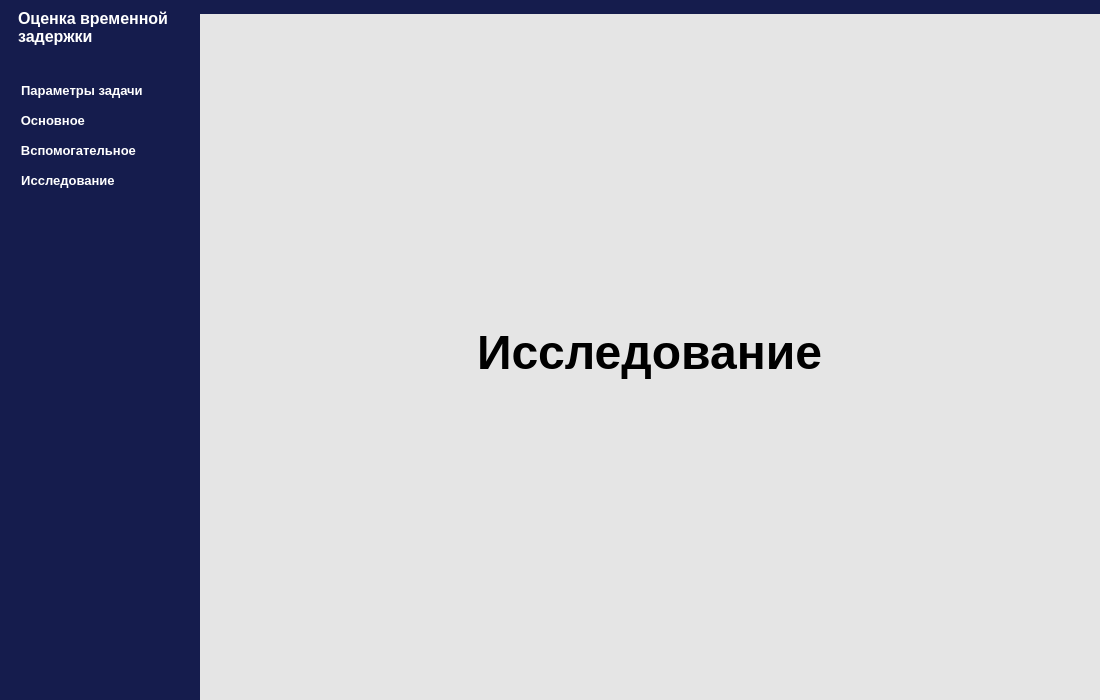
The window that ui/main.ui (nmikolaychuk/time-delay-assessment) describes before a commit, drawn with Qt 5.
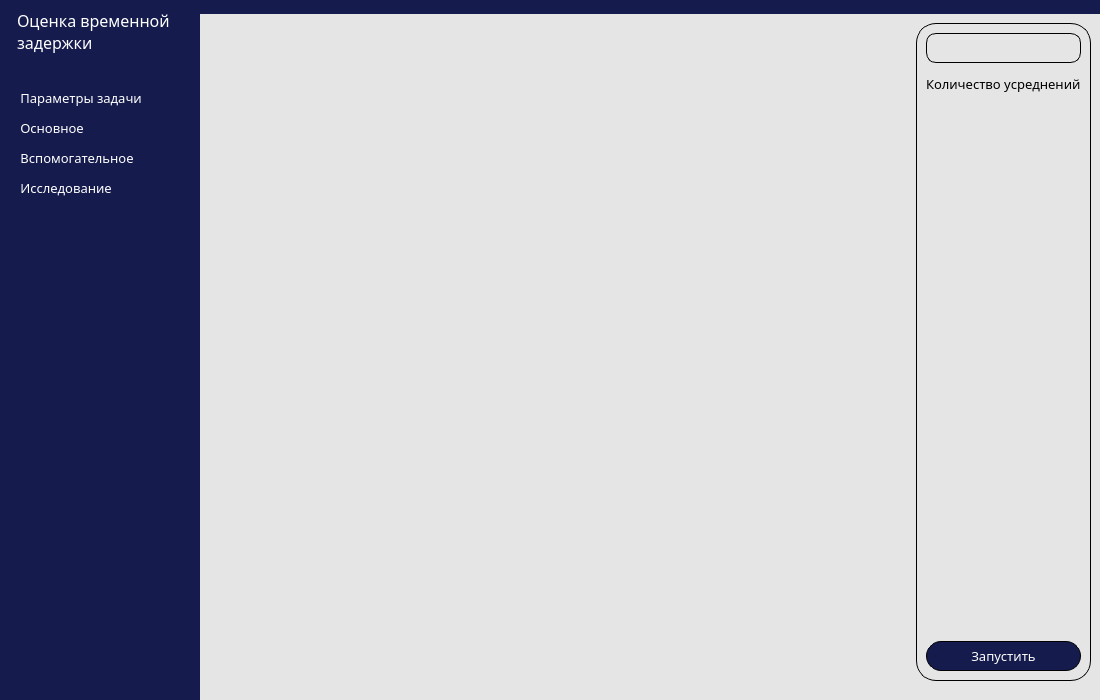
The same window after the commit. The open tabs and pages were chosen to show the change. Icons and pictures are not drawn.

Diff of the .ui file:
```diff
--- a/ui/main.ui
+++ b/ui/main.ui
@@ -149,10 +149,10 @@
               <widget class="QLabel" name="application_name_label">
                <property name="font">
                 <font>
-                 <family>Arial</family>
+                 <family>Century Gothic</family>
                  <pointsize>12</pointsize>
-                 <weight>75</weight>
-                 <bold>true</bold>
+                 <weight>50</weight>
+                 <bold>false</bold>
                 </font>
                </property>
                <property name="styleSheet">
@@ -238,10 +238,10 @@
                </property>
                <property name="font">
                 <font>
-                 <family>Arial</family>
+                 <family>Century Gothic</family>
                  <pointsize>10</pointsize>
-                 <weight>75</weight>
-                 <bold>true</bold>
+                 <weight>50</weight>
+                 <bold>false</bold>
                 </font>
                </property>
                <property name="styleSheet">
@@ -272,10 +272,10 @@
                </property>
                <property name="font">
                 <font>
-                 <family>Arial</family>
+                 <family>Century Gothic</family>
                  <pointsize>10</pointsize>
-                 <weight>75</weight>
-                 <bold>true</bold>
+                 <weight>50</weight>
+                 <bold>false</bold>
                 </font>
                </property>
                <property name="styleSheet">
@@ -306,10 +306,10 @@
                </property>
                <property name="font">
                 <font>
-                 <family>Arial</family>
+                 <family>Century Gothic</family>
                  <pointsize>10</pointsize>
-                 <weight>75</weight>
-                 <bold>true</bold>
+                 <weight>50</weight>
+                 <bold>false</bold>
                 </font>
                </property>
                <property name="styleSheet">
@@ -340,10 +340,10 @@
                </property>
                <property name="font">
                 <font>
-                 <family>Arial</family>
+                 <family>Century Gothic</family>
                  <pointsize>10</pointsize>
-                 <weight>75</weight>
-                 <bold>true</bold>
+                 <weight>50</weight>
+                 <bold>false</bold>
                 </font>
                </property>
                <property name="styleSheet">
@@ -1226,41 +1226,154 @@
               </item>
              </layout>
             </widget>
-            <widget class="QWidget" name="help_page">
-             <layout class="QVBoxLayout" name="verticalLayout_10">
-              <item alignment="Qt::AlignHCenter">
-               <widget class="QLabel" name="label_3">
-                <property name="font">
-                 <font>
-                  <family>Arial</family>
-                  <pointsize>36</pointsize>
-                  <weight>75</weight>
-                  <bold>true</bold>
-                 </font>
-                </property>
-                <property name="text">
-                 <string>Вспомогательное</string>
-                </property>
-               </widget>
-              </item>
-             </layout>
-            </widget>
             <widget class="QWidget" name="research_page">
+             <layout class="QHBoxLayout" name="horizontalLayout_6">
+              <item>
+               <widget class="QFrame" name="frame_3">
+                <property name="frameShape">
+                 <enum>QFrame::StyledPanel</enum>
+                </property>
+                <property name="frameShadow">
+                 <enum>QFrame::Raised</enum>
+                </property>
+                <layout class="QHBoxLayout" name="horizontalLayout_7">
+                 <property name="spacing">
+                  <number>0</number>
+                 </property>
+                 <property name="leftMargin">
+                  <number>0</number>
+                 </property>
+                 <property name="topMargin">
+                  <number>0</number>
+                 </property>
+                 <property name="rightMargin">
+                  <number>0</number>
+                 </property>
+                 <property name="bottomMargin">
+                  <number>0</number>
+                 </property>
+                 <item>
+                  <layout class="QVBoxLayout" name="verticalLayout_10">
+                   <property name="spacing">
+                    <number>0</number>
+                   </property>
+                  </layout>
+                 </item>
+                </layout>
+               </widget>
+              </item>
+              <item alignment="Qt::AlignRight">
+               <widget class="QFrame" name="frame_4">
+                <property name="styleSheet">
+                 <string notr="true">border: 1px solid black;
+border-radius: 20px;</string>
+                </property>
+                <property name="frameShape">
+                 <enum>QFrame::StyledPanel</enum>
+                </property>
+                <property name="frameShadow">
+                 <enum>QFrame::Raised</enum>
+                </property>
+                <layout class="QVBoxLayout" name="verticalLayout_13">
+                 <item>
+                  <widget class="QLineEdit" name="average_count_edit">
+                   <property name="minimumSize">
+                    <size>
+                     <width>0</width>
+                     <height>30</height>
+                    </size>
+                   </property>
+                   <property name="font">
+                    <font>
+                     <family>Century Gothic</family>
+                     <pointsize>10</pointsize>
+                    </font>
+                   </property>
+                   <property name="styleSheet">
+                    <string notr="true">border: 1px solid black;
+border-radius: 10px;</string>
+                   </property>
+                   <property name="text">
+                    <string/>
+                   </property>
+                   <property name="alignment">
+                    <set>Qt::AlignRight|Qt::AlignTrailing|Qt::AlignVCenter</set>
+                   </property>
+                  </widget>
+                 </item>
+                 <item>
+                  <widget class="QLabel" name="label_3">
+                   <property name="minimumSize">
+                    <size>
+                     <width>0</width>
+                     <height>30</height>
+                    </size>
+                   </property>
+                   <property name="font">
+                    <font>
+                     <family>Century Gothic</family>
+                     <pointsize>10</pointsize>
+                    </font>
+                   </property>
+                   <property name="styleSheet">
+                    <string notr="true">border: none;</string>
+                   </property>
+                   <property name="text">
+                    <string>Количество усреднений</string>
+                   </property>
+                  </widget>
+                 </item>
+                 <item>
+                  <spacer name="verticalSpacer_5">
+                   <property name="orientation">
+                    <enum>Qt::Vertical</enum>
+                   </property>
+                   <property name="sizeHint" stdset="0">
+                    <size>
+                     <width>20</width>
+                     <height>40</height>
+                    </size>
+                   </property>
+                  </spacer>
+                 </item>
+                 <item>
+                  <widget class="QPushButton" name="start_research_button">
+                   <property name="minimumSize">
+                    <size>
+                     <width>0</width>
+                     <height>30</height>
+                    </size>
+                   </property>
+                   <property name="font">
+                    <font>
+                     <family>Century Gothic</family>
+                     <pointsize>10</pointsize>
+                    </font>
+                   </property>
+                   <property name="styleSheet">
+                    <string notr="true">background-color: rgb(21, 28, 77);
+color: rgb(255, 255, 255);
+border: 1px solid black;
+border-radius: 15px;</string>
+                   </property>
+                   <property name="text">
+                    <string>Запустить</string>
+                   </property>
+                  </widget>
+                 </item>
+                </layout>
+               </widget>
+              </item>
+             </layout>
+            </widget>
+            <widget class="QWidget" name="help_page">
              <layout class="QVBoxLayout" name="verticalLayout_11">
-              <item alignment="Qt::AlignHCenter">
-               <widget class="QLabel" name="label_4">
-                <property name="font">
-                 <font>
-                  <family>Arial</family>
-                  <pointsize>36</pointsize>
-                  <weight>75</weight>
-                  <bold>true</bold>
-                 </font>
+              <item>
+               <layout class="QVBoxLayout" name="verticalLayout_17">
+                <property name="spacing">
+                 <number>0</number>
                 </property>
-                <property name="text">
-                 <string>Исследование</string>
-                </property>
-               </widget>
+               </layout>
               </item>
              </layout>
             </widget>
```
Left out of the diff: 159 changed lines with no effect on the pictures.
